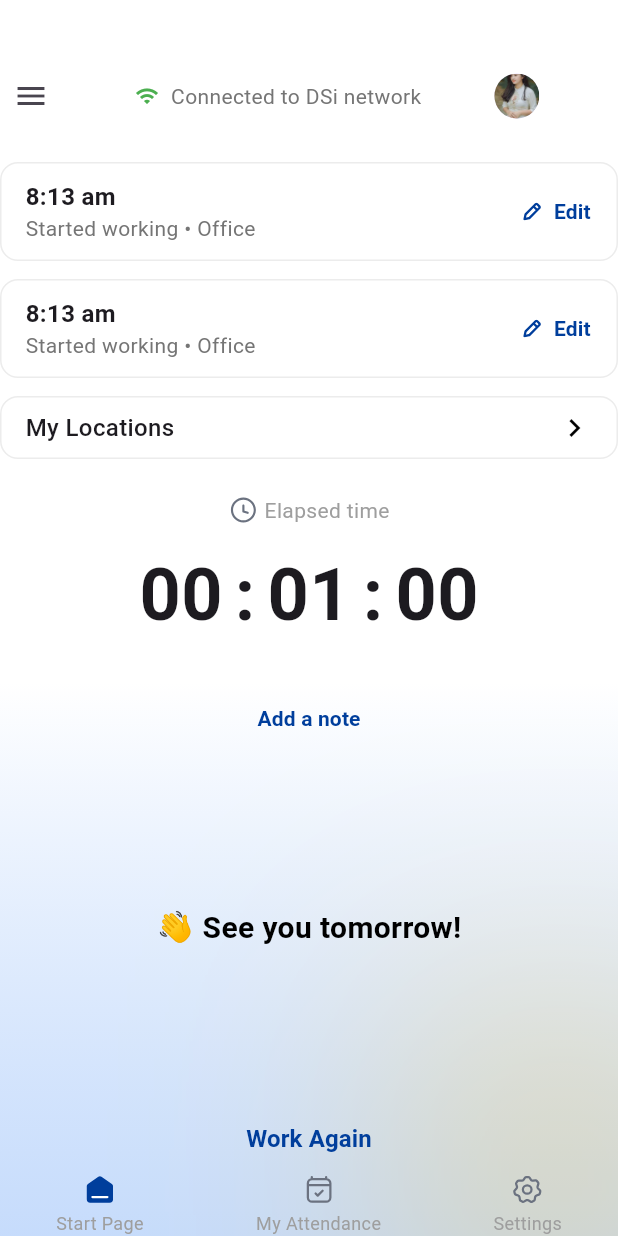
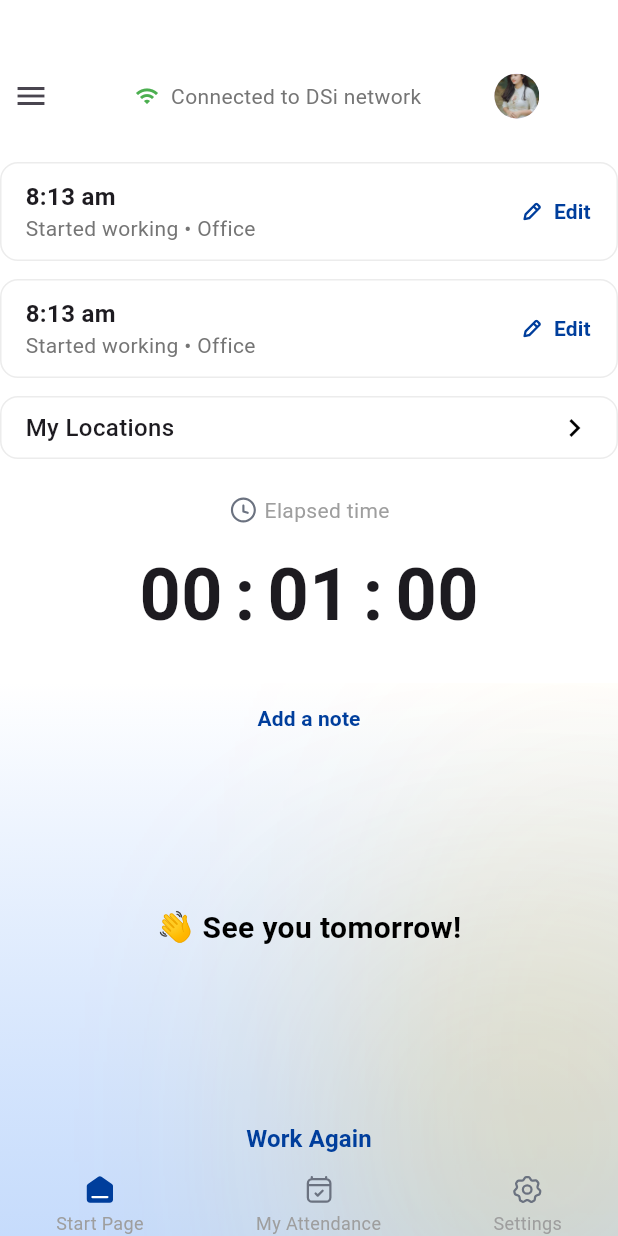
Before and after one commit to kabbo25/new_design, a Flutter app: the FinishWorkingView screen opened directly, on a phone screen of 412 x 824 dp. Run offline on Flutter 3.47's test engine with Material 3 defaults, Android fonts, the phone set to English and light mode, and no system bars; our stand-ins replace connectivity_plus, flutter_svg, gap, geocoding, geolocator, go_router and 1 more; missing offline and left inert: gif_view, network_info_plus; generated files the repository leaves out were written again; project files that could hold a hidden picture were left out.

Commit message:
fixing the gradient, not perfect

```diff
--- a/lib/features/finish_working/view/widgets/bottom_gradient.dart
+++ b/lib/features/finish_working/view/widgets/bottom_gradient.dart
@@ -48,16 +48,16 @@ class BottomGradient extends StatelessWidget {
                 borderRadius: BorderRadius.circular(0),
                 boxShadow: [
                   BoxShadow(
-                    color: config.glowColor.withOpacity(0.5),
-                    //blurRadius: 200,
+                    color: config.glowColor.withOpacity(0.1),
+                    blurRadius: 200,
                     offset: const Offset(0, -50),
-                    //spreadRadius: 200,
+                    spreadRadius: 200,
                   ),
                   BoxShadow(
-                    color: config.glowColor.withOpacity(0.3),
+                    color: config.glowColor.withOpacity(0.2),
                     blurRadius: 200,
                     offset: const Offset(-100, 50),
-                    spreadRadius: 150,
+                    spreadRadius: 200,
                   ),
                 ],
               ),
```
